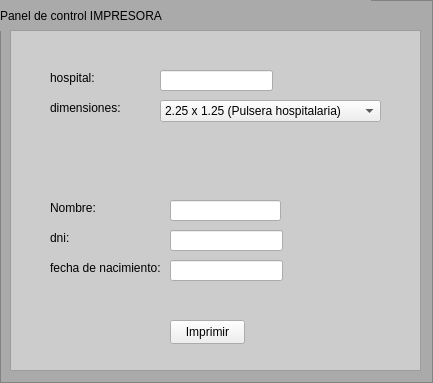
lefasom/ticket-hospital, file PDCimpresora.ui: the form before one commit.
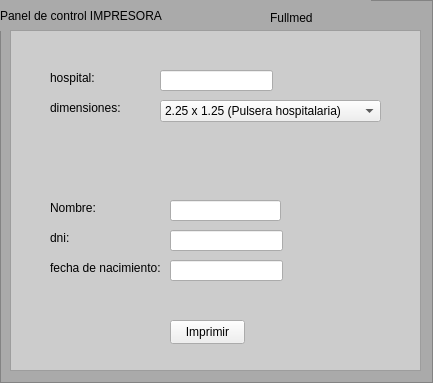
The form after the commit.

What changed in the file:
```diff
--- a/PDCimpresora.ui
+++ b/PDCimpresora.ui
@@ -226,6 +226,19 @@
         </property>
        </widget>
       </widget>
+      <widget class="QLabel" name="labelFullMed">
+       <property name="geometry">
+        <rect>
+         <x>270</x>
+         <y>10</y>
+         <width>49</width>
+         <height>16</height>
+        </rect>
+       </property>
+       <property name="text">
+        <string>Fullmed</string>
+       </property>
+      </widget>
      </widget>
     </item>
    </layout>
```
Left out of the diff: 5 changed lines with no effect on the pictures.
